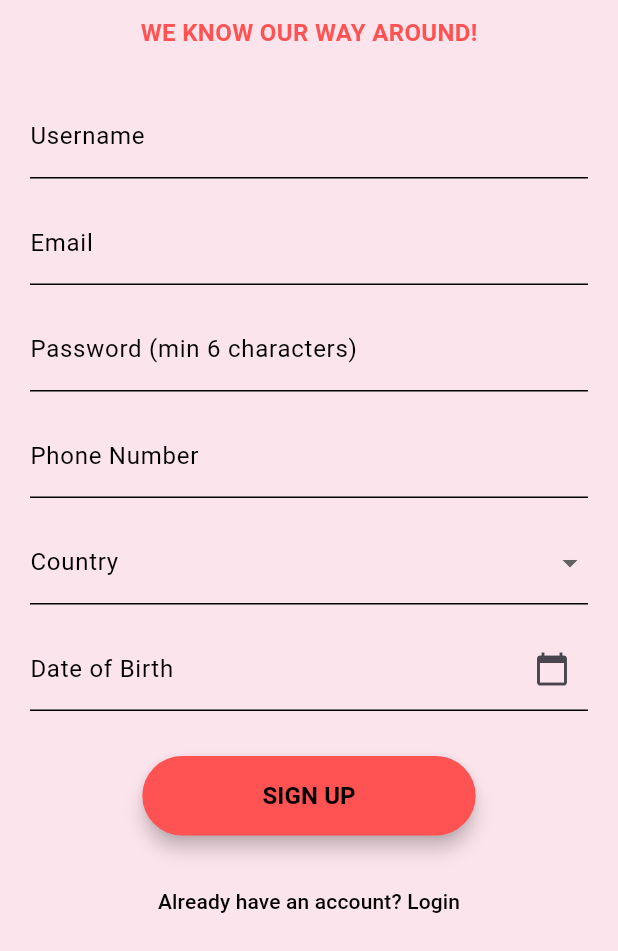
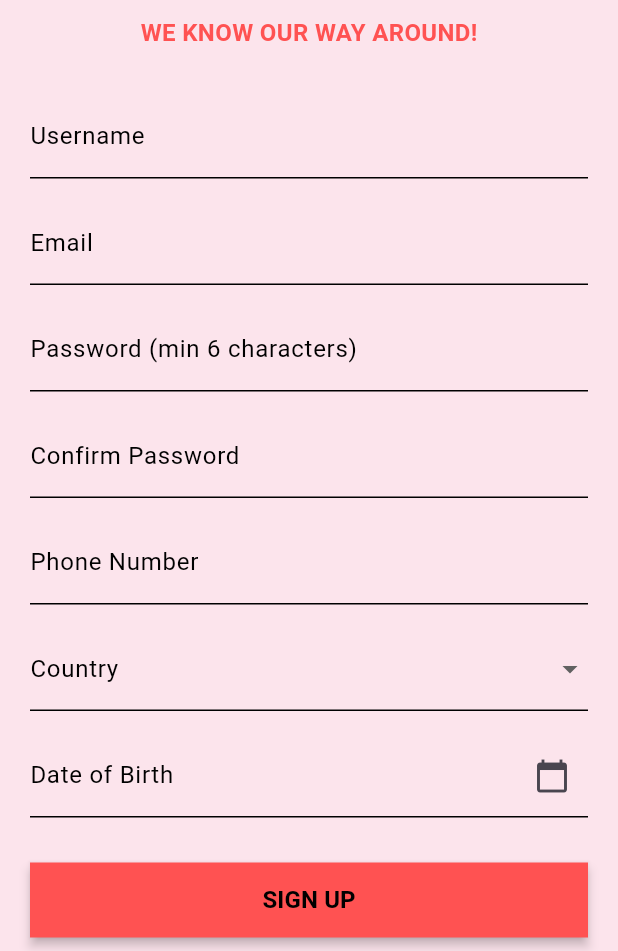
Before and after one commit to shifakh1/semproject, a Flutter app: the screen it shows after launch, after a tap on "New User? Sign up", on a phone screen of 412 x 824 dp, the part 285-1236 px from its top. Run offline on Flutter 3.47's test engine with Material 3 defaults, Android fonts, the phone set to English and light mode, and no system bars; our stand-ins replace firebase_auth, firebase_core; accounts and stored records are empty.

Commit message:
komal edited the files

```diff
--- a/lib/login_page.dart
+++ b/lib/login_page.dart
@@ -1,6 +1,8 @@
 import 'package:flutter/material.dart';
 import 'home_page.dart';
 import 'signup_page.dart';
+import 'package:firebase_auth/firebase_auth.dart';
+import 'package:firebase_core/firebase_core.dart';
 
 class LoginPage extends StatefulWidget {
   @override
@@ -8,15 +10,25 @@ class LoginPage extends StatefulWidget {
 }
 
 class _LoginPageState extends State<LoginPage> {
-  final TextEditingController usernameController = TextEditingController();
+  final TextEditingController emailController = TextEditingController();
   final TextEditingController passwordController = TextEditingController();
 
   bool isLoading = false;
 
+  Future<void> initializeFirebase() async {
+    await Firebase.initializeApp();
+  }
+
+  @override
+  void initState() {
+    super.initState();
+    initializeFirebase();
+  }
+
   void handleLogin() async {
-    if (usernameController.text.isEmpty || passwordController.text.isEmpty) {
+    if (emailController.text.isEmpty || passwordController.text.isEmpty) {
       ScaffoldMessenger.of(context).showSnackBar(
-        SnackBar(content: Text("Please enter username and password")),
+        SnackBar(content: Text("Please enter email and password")),
       );
       return;
     }
@@ -25,17 +37,34 @@ class _LoginPageState extends State<LoginPage> {
       isLoading = true;
     });
 
-    await Future.delayed(Duration(seconds: 2)); // loading wait
+    try {
+      UserCredential userCredential = await FirebaseAuth.instance.signInWithEmailAndPassword(
+        email: emailController.text,
+        password: passwordController.text,
+      );
 
-    if (usernameController.text == savedUsername &&
-        passwordController.text == savedPassword) {
-      Navigator.pushReplacement(
-        context,
-        MaterialPageRoute(builder: (context) => HomePage()),
+      if (userCredential.user != null) {
+        Navigator.pushReplacement(
+          context,
+          MaterialPageRoute(builder: (context) => HomePage()),
+        );
+      }
+    } on FirebaseAuthException catch (e) {
+      String errorMessage;
+      if (e.code == 'user-not-found') {
+        errorMessage = "No user found with this email";
+      } else if (e.code == 'wrong-password') {
+        errorMessage = "Wrong password provided";
+      } else {
+        errorMessage = "Login failed: ${e.message}";
+      }
+
+      ScaffoldMessenger.of(context).showSnackBar(
+        SnackBar(content: Text(errorMessage)),
       );
-    } else {
+    } catch (e) {
       ScaffoldMessenger.of(context).showSnackBar(
-        SnackBar(content: Text("Wrong Credentials")),
+        SnackBar(content: Text("An error occurred")),
       );
     }
 
@@ -67,9 +96,10 @@ class _LoginPageState extends State<LoginPage> {
                 ),
                 SizedBox(height: 30),
                 TextField(
-                  controller: usernameController,
+                  controller: emailController,
+                  keyboardType: TextInputType.emailAddress,
                   decoration: InputDecoration(
-                    labelText: "Username",
+                    labelText: "Email",
                     labelStyle: TextStyle(color: Colors.black),
                     enabledBorder: UnderlineInputBorder(
                       borderSide: BorderSide(color: Colors.black),
--- a/lib/main.dart
+++ b/lib/main.dart
@@ -5,11 +5,17 @@ import 'splash_screen.dart';
 
 //testing commit
 
-void main() async{
-  WidegtsFlutterBinding.ensureInitialized();
+Future<void> main() async {
+  // STEP 1: Initialize binding FIRST
+  WidgetsFlutterBinding.ensureInitialized();
+
+  // STEP 2: Then initialize Firebase
   await Firebase.initializeApp(
-      options:DefaultFirebaseOptions.currentPlatform);
-  runApp(const MyApp());
+    options: DefaultFirebaseOptions.currentPlatform,
+  );
+
+  // STEP 3: Finally run your app
+  runApp(MyApp());
 }
 
 class WidegtsFlutterBinding {
--- a/lib/signup_page.dart
+++ b/lib/signup_page.dart
@@ -1,12 +1,7 @@
 import 'package:flutter/material.dart';
 import 'login_page.dart';
-
-String? savedUsername;
-String? savedPassword;
-String? savedEmail;
-String? savedPhone;
-String? savedCountry;
-String? savedDob;
+import 'package:firebase_auth/firebase_auth.dart';
+import 'package:firebase_core/firebase_core.dart';
 
 class SignUpPage extends StatefulWidget {
   @override
@@ -15,8 +10,9 @@ class SignUpPage extends StatefulWidget {
 
 class _SignUpPageState extends State<SignUpPage> {
   final TextEditingController usernameController = TextEditingController();
+  final TextEditingController emailController = TextEditingController();
   final TextEditingController passwordController = TextEditingController();
-  final TextEditingController emailController = TextEditingController();
+  final TextEditingController confirmPasswordController = TextEditingController();
   final TextEditingController phoneController = TextEditingController();
   final TextEditingController dobController = TextEditingController();
 
@@ -33,6 +29,18 @@ class _SignUpPageState extends State<SignUpPage> {
     'Japan'
   ];
 
+  bool isLoading = false;
+
+  Future<void> initializeFirebase() async {
+    await Firebase.initializeApp();
+  }
+
+  @override
+  void initState() {
+    super.initState();
+    initializeFirebase();
+  }
+
   Future<void> _selectDate(BuildContext context) async {
     final DateTime? picked = await showDatePicker(
       context: context,
@@ -47,15 +55,23 @@ class _SignUpPageState extends State<SignUpPage> {
     }
   }
 
-  void _validateAndSignUp(BuildContext context) {
+  void _validateAndSignUp(BuildContext context) async {
     if (usernameController.text.isEmpty ||
+        emailController.text.isEmpty ||
         passwordController.text.isEmpty ||
-        emailController.text.isEmpty ||
+        confirmPasswordController.text.isEmpty ||
         phoneController.text.isEmpty ||
         selectedCountry == null ||
         dobController.text.isEmpty) {
       ScaffoldMessenger.of(context).showSnackBar(
         SnackBar(content: Text("Please fill all fields")),
+      );
+      return;
+    }
+
+    if (passwordController.text != confirmPasswordController.text) {
+      ScaffoldMessenger.of(context).showSnackBar(
+        SnackBar(content: Text("Passwords don't match")),
       );
       return;
     }
@@ -88,13 +104,25 @@ class _SignUpPageState extends State<SignUpPage> {
       return;
     }
 
-    // Save all data
-    savedUsername = usernameController.text;
-    savedPassword = passwordController.text;
-    savedEmail = emailController.text;
-    savedPhone = phoneController.text;
-    savedCountry = selectedCountry;
-    savedDob = dobController.text;
+    setState(() {
+      isLoading = true;
+    });
+
+    try {
+      UserCredential userCredential = await FirebaseAuth.instance.createUserWithEmailAndPassword(
+        email: emailController.text,
+        password: passwordController.text,
+      );
+
+      // You can save additional user data to Firestore here if needed
+      // For example:
+      // await FirebaseFirestore.instance.collection('users').doc(userCredential.user?.uid).set({
+      //   'username': usernameController.text,
+      //   'email': emailController.text,
+      //   'phone': phoneController.text,
+      //   'country': selectedCountry,
+      //   'dob': dobController.text,
+      // });
 
       ScaffoldMessenger.of(context).showSnackBar(
         SnackBar(content: Text("Account Created Successfully")),
@@ -104,6 +132,28 @@ class _SignUpPageState extends State<SignUpPage> {
         context,
         MaterialPageRoute(builder: (context) => LoginPage()),
       );
+    } on FirebaseAuthException catch (e) {
+      String errorMessage;
+      if (e.code == 'weak-password') {
+        errorMessage = "The password provided is too weak";
+      } else if (e.code == 'email-already-in-use') {
+        errorMessage = "The account already exists for that email";
+      } else {
+        errorMessage = "Error: ${e.message}";
+      }
+
+      ScaffoldMessenger.of(context).showSnackBar(
+        SnackBar(content: Text(errorMessage)),
+      );
+    } catch (e) {
+      ScaffoldMessenger.of(context).showSnackBar(
+        SnackBar(content: Text("An error occurred")),
+      );
+    }
+
+    setState(() {
+      isLoading = false;
+    });
   }
 
   @override
@@ -170,6 +220,20 @@ class _SignUpPageState extends State<SignUpPage> {
               ),
               SizedBox(height: 15),
 
+              // Confirm Password Field
+              TextField(
+                controller: confirmPasswordController,
+                obscureText: true,
+                decoration: InputDecoration(
+                  labelText: "Confirm Password",
+                  labelStyle: TextStyle(color: Colors.black),
+                  enabledBorder: UnderlineInputBorder(
+                    borderSide: BorderSide(color: Colors.black),
+                  ),
+                ),
+              ),
+              SizedBox(height: 15),
+
               // Phone Number Field
               TextField(
                 controller: phoneController,
@@ -228,19 +292,29 @@ class _SignUpPageState extends State<SignUpPage> {
               SizedBox(height: 30),
 
               // SIGN UP Button
-              ElevatedButton(
+              SizedBox(
+                width: double.infinity,
+                height: 50,
+                child: ElevatedButton(
                   style: ElevatedButton.styleFrom(
                     backgroundColor: Colors.redAccent,
-                  padding: EdgeInsets.symmetric(horizontal: 80, vertical: 15),
-                  elevation: 5,
+                    shape: RoundedRectangleBorder(
+                      borderRadius: BorderRadius.zero,
                     ),
-                onPressed: () => _validateAndSignUp(context),
-                child: Text(
+                    elevation: 3,
+                  ),
+                  onPressed: isLoading ? null : () => _validateAndSignUp(context),
+                  child: isLoading
+                      ? CircularProgressIndicator(
+                    color: Colors.white,
+                  )
+                      : Text(
                     "SIGN UP",
                     style: TextStyle(
                       color: Colors.black,
                       fontWeight: FontWeight.bold,
                       fontSize: 16,
+                    ),
                   ),
                 ),
               ),
--- a/pubspec.yaml
+++ b/pubspec.yaml
@@ -38,6 +38,7 @@ dependencies:
   firebase_auth: ^5.5.2
   cloud_firestore: ^5.6.6
   firebase_storage: ^12.4.5
+
 
 
 dev_dependencies:
```
Also changed, not shown: 2 other files. Lines whose indentation alone changed are shown as unchanged.
